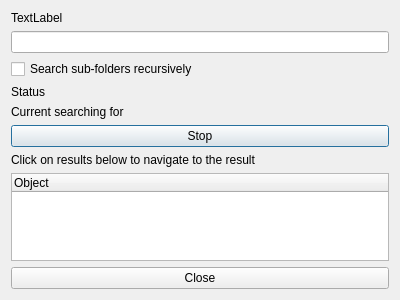
Qt form src/find.ui (suncore/dflynav) before a commit.
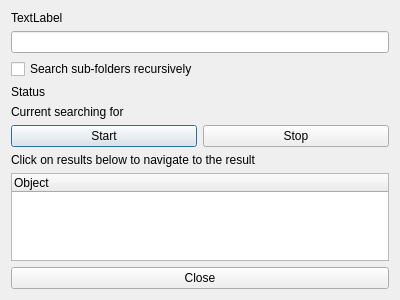
The same form after that commit.

```diff
--- a/src/find.ui
+++ b/src/find.ui
@@ -42,6 +42,13 @@
    </item>
    <item row="5" column="0">
     <layout class="QHBoxLayout" name="horizontalLayout">
+     <item>
+      <widget class="QPushButton" name="start">
+       <property name="text">
+        <string>Start</string>
+       </property>
+      </widget>
+     </item>
      <item>
       <widget class="QPushButton" name="stop">
        <property name="text">
```
